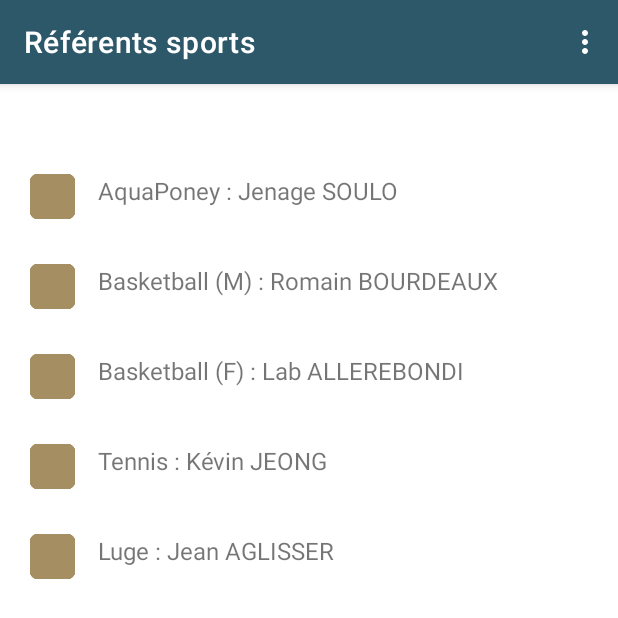
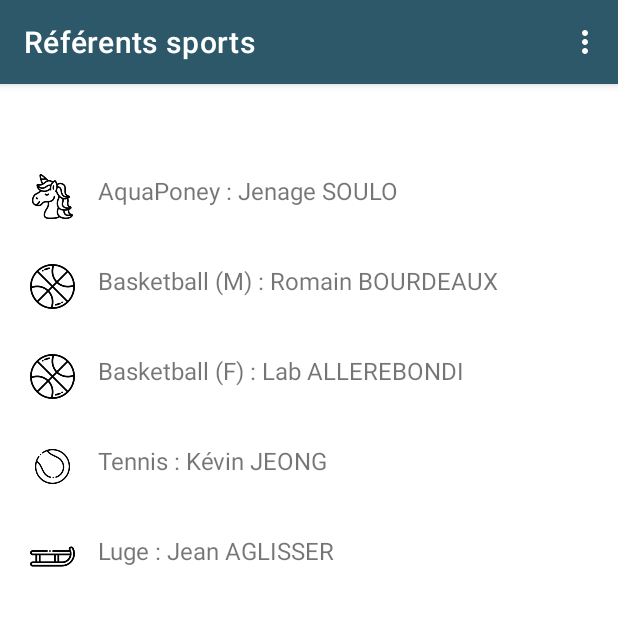
Before and after one commit to colletjea/appKenaii, an Android app: the screen it shows after launch (ReferentsSports), after a tap on an icon or button, on a phone screen of 412 x 824 dp. Shown: the top 618 px of the screen. Run offline under Robolectric (Android 15) with nearby library versions, the phone set to English and light mode, and no system bars.

Commit message:
maj faq + référents sports

```diff
--- a/app/src/main/res/layout/activity_faq.xml
+++ b/app/src/main/res/layout/activity_faq.xml
@@ -43,7 +43,7 @@
         android:layout_marginStart="15dp"
         android:layout_marginTop="84dp"
         android:ems="10"
-        android:text="Le pass sanitaire est-il obligatoire"
+        android:text="Le pass sanitaire est-il obligatoire ?"
         android:textSize="16sp"
         android:textStyle="bold"
         app:layout_constraintEnd_toEndOf="parent"
--- a/app/src/main/res/layout/activity_planning_des_sports.xml
+++ b/app/src/main/res/layout/activity_planning_des_sports.xml
@@ -28,7 +28,7 @@
                     <pl.droidsonroids.gif.GifImageView
                         android:layout_width="400dp"
                         android:layout_height="400dp"
-                        android:src="@drawable/lundi_gif1">
+                        android:src="@drawable/lundi_gif">
                     </pl.droidsonroids.gif.GifImageView>
                     <ImageView
                         android:id="@+id/lignelundi_12"
--- a/app/src/main/res/layout/activity_referents_sports.xml
+++ b/app/src/main/res/layout/activity_referents_sports.xml
@@ -24,7 +24,7 @@
         app:layout_constraintStart_toStartOf="parent"
         app:layout_constraintTop_toTopOf="parent"
         app:layout_constraintVertical_bias="1.0"
-        app:srcCompat="@drawable/carr_beige" />
+        app:srcCompat="@drawable/aquaponey" />
 
     <TextView
         android:id="@+id/ReferentAquaPoney"
@@ -49,7 +49,7 @@
         app:layout_constraintStart_toStartOf="parent"
         app:layout_constraintTop_toTopOf="parent"
         app:layout_constraintVertical_bias="1.0"
-        app:srcCompat="@drawable/carr_beige" />
+        app:srcCompat="@drawable/basketball" />
 
     <TextView
         android:id="@+id/ReferentBasketM"
@@ -72,7 +72,7 @@
         app:layout_constraintStart_toStartOf="parent"
         app:layout_constraintTop_toTopOf="parent"
         app:layout_constraintVertical_bias="1.0"
-        app:srcCompat="@drawable/carr_beige" />
+        app:srcCompat="@drawable/basketball" />
 
 
     <TextView
@@ -97,7 +97,7 @@
         app:layout_constraintStart_toStartOf="parent"
         app:layout_constraintTop_toTopOf="parent"
         app:layout_constraintVertical_bias="1.0"
-        app:srcCompat="@drawable/carr_beige" />
+        app:srcCompat="@drawable/tennis" />
 
 
     <TextView
@@ -122,7 +122,7 @@
         app:layout_constraintStart_toStartOf="parent"
         app:layout_constraintTop_toTopOf="parent"
         app:layout_constraintVertical_bias="1.0"
-        app:srcCompat="@drawable/carr_beige" />
+        app:srcCompat="@drawable/luge" />
 
     <TextView
         android:id="@+id/referentLuge"
```
Also changed, not shown: app/src/main/res/drawable/aquaponey.png (added), app/src/main/res/drawable/basketball.png (added), app/src/main/res/drawable/luge.png (added), app/src/main/res/drawable/lundi_gif.gif, app/src/main/res/drawable/tennis.png (added).
